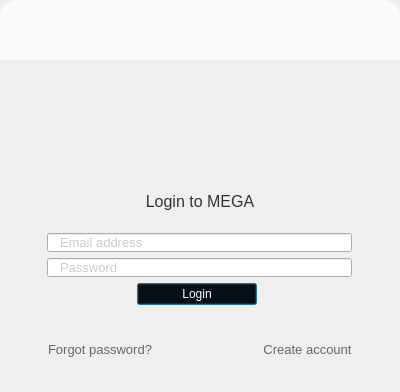
Before: the Qt Designer form src/MEGASync/gui/macx/GuestWidget.ui in meganz/MEGAsync, drawn with Qt 5.
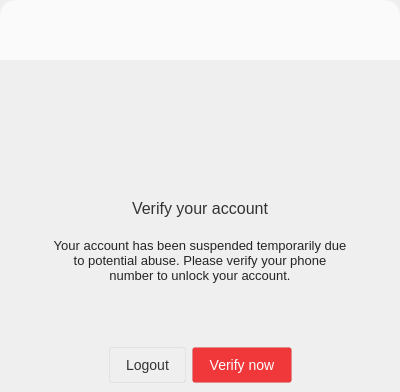
After: the same form once the commit is applied. The open tabs and pages were chosen to show the change. Icons and pictures are not drawn.

Diff of the .ui file:
```diff
--- a/src/MEGASync/gui/macx/GuestWidget.ui
+++ b/src/MEGASync/gui/macx/GuestWidget.ui
@@ -1429,6 +1429,344 @@
                </property>
                <property name="text">
                 <string>Verify email</string>
+               </property>
+              </widget>
+             </item>
+             <item>
+              <spacer name="horizontalSpacer_16">
+               <property name="orientation">
+                <enum>Qt::Horizontal</enum>
+               </property>
+               <property name="sizeHint" stdset="0">
+                <size>
+                 <width>65</width>
+                 <height>20</height>
+                </size>
+               </property>
+              </spacer>
+             </item>
+            </layout>
+           </widget>
+          </item>
+         </layout>
+        </widget>
+       </item>
+      </layout>
+     </widget>
+     <widget class="QWidget" name="pVerifySMSAccount">
+      <layout class="QVBoxLayout" name="verticalLayout_11">
+       <property name="spacing">
+        <number>0</number>
+       </property>
+       <property name="leftMargin">
+        <number>0</number>
+       </property>
+       <property name="topMargin">
+        <number>0</number>
+       </property>
+       <property name="rightMargin">
+        <number>0</number>
+       </property>
+       <property name="bottomMargin">
+        <number>0</number>
+       </property>
+       <item>
+        <widget class="QWidget" name="wContainerVerifySMS" native="true">
+         <property name="styleSheet">
+          <string notr="true">background: transparent;
+image: none;</string>
+         </property>
+         <layout class="QVBoxLayout" name="verticalLayout_13">
+          <property name="spacing">
+           <number>0</number>
+          </property>
+          <property name="leftMargin">
+           <number>0</number>
+          </property>
+          <property name="topMargin">
+           <number>0</number>
+          </property>
+          <property name="rightMargin">
+           <number>0</number>
+          </property>
+          <property name="bottomMargin">
+           <number>0</number>
+          </property>
+          <item>
+           <widget class="QWidget" name="wVerifyIcon" native="true">
+            <property name="sizePolicy">
+             <sizepolicy hsizetype="Preferred" vsizetype="Fixed">
+              <horstretch>0</horstretch>
+              <verstretch>0</verstretch>
+             </sizepolicy>
+            </property>
+            <property name="minimumSize">
+             <size>
+              <width>0</width>
+              <height>70</height>
+             </size>
+            </property>
+            <property name="maximumSize">
+             <size>
+              <width>16777215</width>
+              <height>70</height>
+             </size>
+            </property>
+            <layout class="QHBoxLayout" name="horizontalLayout_10">
+             <property name="spacing">
+              <number>0</number>
+             </property>
+             <property name="leftMargin">
+              <number>0</number>
+             </property>
+             <property name="topMargin">
+              <number>0</number>
+             </property>
+             <property name="rightMargin">
+              <number>0</number>
+             </property>
+             <property name="bottomMargin">
+              <number>0</number>
+             </property>
+             <item>
+              <spacer name="horizontalSpacer_13">
+               <property name="orientation">
+                <enum>Qt::Horizontal</enum>
+               </property>
+               <property name="sizeHint" stdset="0">
+                <size>
+                 <width>162</width>
+                 <height>20</height>
+                </size>
+               </property>
+              </spacer>
+             </item>
+             <item>
+              <widget class="QToolButton" name="bVerifyIcon">
+               <property name="minimumSize">
+                <size>
+                 <width>70</width>
+                 <height>70</height>
+                </size>
+               </property>
+               <property name="maximumSize">
+                <size>
+                 <width>70</width>
+                 <height>70</height>
+                </size>
+               </property>
+               <property name="styleSheet">
+                <string notr="true">border: none;</string>
+               </property>
+               <property name="text">
+                <string/>
+               </property>
+               <property name="icon">
+                <iconset>
+                 <normalon>:/images/locked_account_ico.png</normalon>
+                </iconset>
+               </property>
+               <property name="iconSize">
+                <size>
+                 <width>70</width>
+                 <height>70</height>
+                </size>
+               </property>
+              </widget>
+             </item>
+             <item>
+              <spacer name="horizontalSpacer_14">
+               <property name="orientation">
+                <enum>Qt::Horizontal</enum>
+               </property>
+               <property name="sizeHint" stdset="0">
+                <size>
+                 <width>162</width>
+                 <height>20</height>
+                </size>
+               </property>
+              </spacer>
+             </item>
+            </layout>
+           </widget>
+          </item>
+          <item>
+           <widget class="QWidget" name="wContainerVerifySMS_2" native="true">
+            <property name="sizePolicy">
+             <sizepolicy hsizetype="Preferred" vsizetype="Preferred">
+              <horstretch>0</horstretch>
+              <verstretch>0</verstretch>
+             </sizepolicy>
+            </property>
+            <layout class="QVBoxLayout" name="verticalLayout_12">
+             <property name="spacing">
+              <number>0</number>
+             </property>
+             <property name="leftMargin">
+              <number>50</number>
+             </property>
+             <property name="topMargin">
+              <number>0</number>
+             </property>
+             <property name="rightMargin">
+              <number>50</number>
+             </property>
+             <property name="bottomMargin">
+              <number>0</number>
+             </property>
+             <item>
+              <spacer name="verticalSpacer_3">
+               <property name="orientation">
+                <enum>Qt::Vertical</enum>
+               </property>
+               <property name="sizeHint" stdset="0">
+                <size>
+                 <width>20</width>
+                 <height>40</height>
+                </size>
+               </property>
+              </spacer>
+             </item>
+             <item>
+              <widget class="QLabel" name="lVerifySMSTitle">
+               <property name="sizePolicy">
+                <sizepolicy hsizetype="Preferred" vsizetype="Expanding">
+                 <horstretch>0</horstretch>
+                 <verstretch>0</verstretch>
+                </sizepolicy>
+               </property>
+               <property name="styleSheet">
+                <string notr="true">#lVerifySMSTitle
+{
+        color: #333333;
+        font-family: &quot;Lato&quot;;
+        font-size: 16px;
+}</string>
+               </property>
+               <property name="text">
+                <string>Verify your account</string>
+               </property>
+               <property name="alignment">
+                <set>Qt::AlignCenter</set>
+               </property>
+              </widget>
+             </item>
+             <item>
+              <widget class="QLabel" name="lVerifySMSDesc">
+               <property name="sizePolicy">
+                <sizepolicy hsizetype="Preferred" vsizetype="Expanding">
+                 <horstretch>0</horstretch>
+                 <verstretch>0</verstretch>
+                </sizepolicy>
+               </property>
+               <property name="styleSheet">
+                <string notr="true">#lVerifySMSDesc
+{
+        color: rgba(0,0,0,0.85);
+        font-family: &quot;Lato&quot;;
+        font-size: 13px;
+        line-height: 15px;
+}</string>
+               </property>
+               <property name="text">
+                <string>Your account has been suspended temporarily due to potential abuse. Please verify your phone number to unlock your account.</string>
+               </property>
+               <property name="alignment">
+                <set>Qt::AlignCenter</set>
+               </property>
+               <property name="wordWrap">
+                <bool>true</bool>
+               </property>
+              </widget>
+             </item>
+             <item>
+              <spacer name="verticalSpacer_4">
+               <property name="orientation">
+                <enum>Qt::Vertical</enum>
+               </property>
+               <property name="sizeHint" stdset="0">
+                <size>
+                 <width>20</width>
+                 <height>40</height>
+                </size>
+               </property>
+              </spacer>
+             </item>
+            </layout>
+           </widget>
+          </item>
+          <item>
+           <widget class="QWidget" name="wVerifySMSButtons" native="true">
+            <property name="sizePolicy">
+             <sizepolicy hsizetype="Preferred" vsizetype="Preferred">
+              <horstretch>0</horstretch>
+              <verstretch>0</verstretch>
+             </sizepolicy>
+            </property>
+            <property name="minimumSize">
+             <size>
+              <width>0</width>
+              <height>0</height>
+             </size>
+            </property>
+            <property name="maximumSize">
+             <size>
+              <width>16777215</width>
+              <height>16777215</height>
+             </size>
+            </property>
+            <layout class="QHBoxLayout" name="horizontalLayout_9">
+             <item>
+              <spacer name="horizontalSpacer_11">
+               <property name="orientation">
+                <enum>Qt::Horizontal</enum>
+               </property>
+               <property name="sizeHint" stdset="0">
+                <size>
+                 <width>66</width>
+                 <height>20</height>
+                </size>
+               </property>
+              </spacer>
+             </item>
+             <item>
+              <widget class="QPushButton" name="bVerifySMSLogout">
+               <property name="styleSheet">
+                <string notr="true">#bVerifySMSLogout
+{
+ background-color: qlineargradient(x1: 0, y1: 0, x2: 0, y2: 1,
+                                      stop: 0 #ffffff, stop: 1 #fcfcfc);
+ border-radius: 3px;
+ border: 1px solid rgba(0, 0, 0, 5%);
+ padding: 9px 16px 9px 16px;
+ font-family: &quot;Lato&quot;;
+ font-size: 14px;
+ color: #333333;
+
+}</string>
+               </property>
+               <property name="text">
+                <string>Logout</string>
+               </property>
+              </widget>
+             </item>
+             <item>
+              <widget class="QPushButton" name="bVerifySMS">
+               <property name="styleSheet">
+                <string notr="true">#bVerifySMS
+{
+background-color: #F0373A;
+ border-radius: 3px;
+ border: 1px solid rgba(0, 0, 0, 5%);
+ padding: 9px 16px 9px 16px;
+ font-family: &quot;Lato&quot;;
+ font-size: 14px;
+ color: #ffffff;
+
+}</string>
+               </property>
+               <property name="text">
+                <string>Verify now</string>
                </property>
               </widget>
              </item>
```
Left out of the diff: 26 changed lines with no effect on the pictures.
